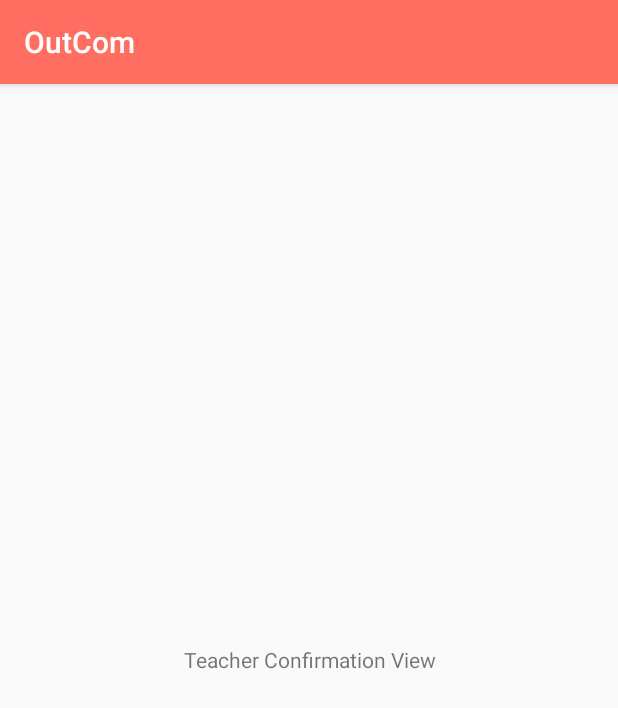
After one commit to jeanpierobom/jaguarteam-android, an Android app: the TeacherProfileConfirmationFragment screen opened through its navigation route, on a phone screen of 412 x 824 dp. The commit adds this screen. Shown: the top 708 px of the screen. Run offline under Robolectric (Android 15) with nearby library versions, the phone set to English and light mode, and no system bars.

Commit message:
Create TeacherProfileConfirmationFagment.java, teacher_profile_confirmation_layout.xml and add them to nav_graph.xml

```diff
--- /dev/null
+++ b/Capstone/app/src/main/java/com/example/capstone/TeacherProfileConfirmationFragment.java
@@ -0,0 +1,19 @@
+package com.example.capstone;
+
+import android.os.Bundle;
+import android.support.annotation.NonNull;
+import android.support.annotation.Nullable;
+import android.support.v4.app.Fragment;
+import android.view.LayoutInflater;
+import android.view.View;
+import android.view.ViewGroup;
+
+public class TeacherProfileConfirmationFragment extends Fragment {
+    @Nullable
+    @Override
+    public View onCreateView(@NonNull LayoutInflater inflater, @Nullable ViewGroup container, @Nullable Bundle savedInstanceState) {
+        View view = inflater.inflate(R.layout.teacher_profile_confirmation_layout, container, false);
+
+        return view;
+    }
+}
--- /dev/null
+++ b/Capstone/app/src/main/res/layout/teacher_profile_confirmation_layout.xml
@@ -0,0 +1,12 @@
+<?xml version="1.0" encoding="utf-8"?>
+<LinearLayout
+    xmlns:android="http://schemas.android.com/apk/res/android" android:layout_width="match_parent"
+    android:layout_height="match_parent"
+    android:orientation="vertical">
+
+    <TextView
+        android:layout_width="match_parent"
+        android:layout_height="match_parent"
+        android:gravity="center"
+        android:text="Teacher Confirmation View"/>
+</LinearLayout>
--- a/Capstone/app/src/main/res/navigation/nav_graph.xml
+++ b/Capstone/app/src/main/res/navigation/nav_graph.xml
@@ -32,4 +32,11 @@
         android:label="Student Home Search"
         tools:layout="@layout/student_home_layout"
         ></fragment>
+
+    <fragment
+        android:id="@+id/teacher_profile_confirmation"
+        android:name="com.example.capstone.TeacherProfileConfirmationFragment"
+        android:label="Teacher Profile Confirmation"
+        tools:layout="@layout/teacher_profile_confirmation_layout"
+        ></fragment>
 </navigation>
```
Also changed, not shown: 1 other file.
